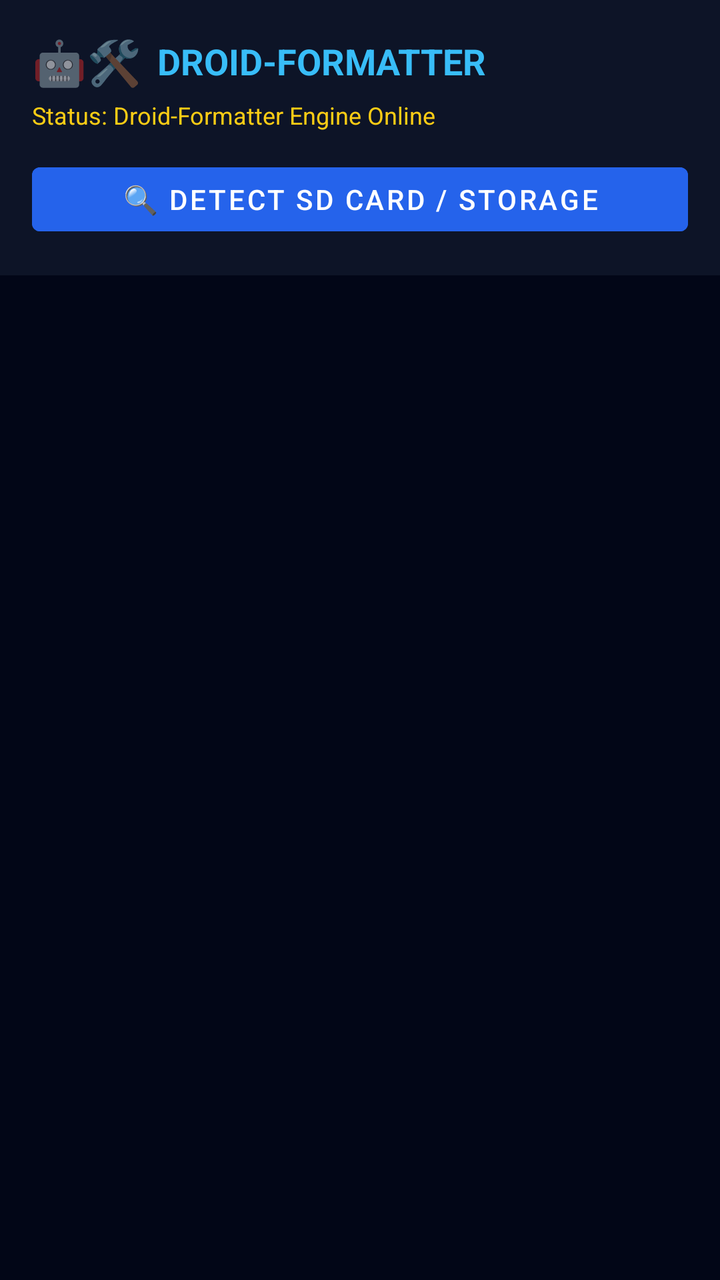
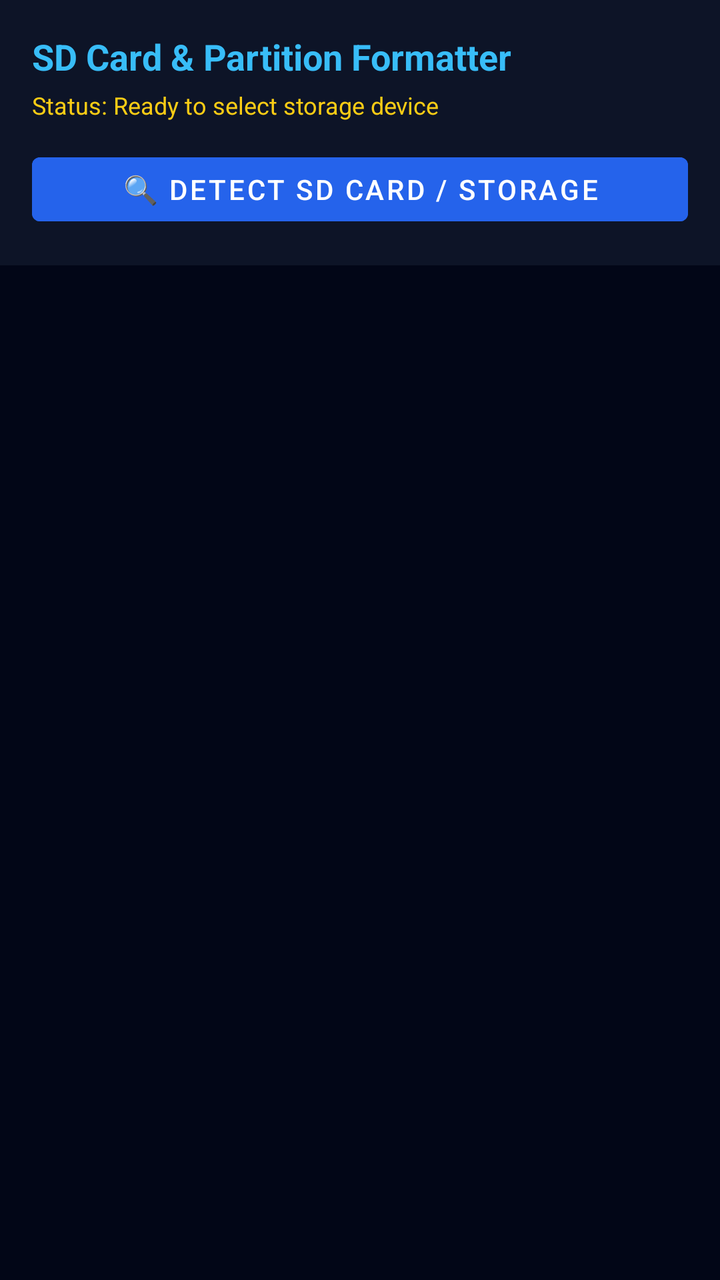

Screens rendered from an Android XML layout before and after an edit, with the pre-edit source and the edit as a unified diff.
<!-- AndroidManifest.xml: application theme Theme.MaterialComponents.DayNight.NoActionBar -->
<!-- res/layout/activity_main.xml -->
<?xml version="1.0" encoding="utf-8"?>
<RelativeLayout xmlns:android="http://schemas.android.com/apk/res/android"
    android:layout_width="match_parent"
    android:layout_height="match_parent"
    android:background="#020617">

    <LinearLayout
        android:layout_width="match_parent"
        android:layout_height="wrap_content"
        android:orientation="vertical"
        android:background="#DD0F172A"
        android:padding="16dp"
        android:layout_alignParentTop="true">

        <LinearLayout
            android:layout_width="match_parent"
            android:layout_height="wrap_content"
            android:orientation="horizontal"
            android:gravity="center_vertical"
            android:layout_marginBottom="4dp">

            <TextView
                android:layout_width="wrap_content"
                android:layout_height="wrap_content"
                android:text="🤖🛠️"
                android:textSize="22sp"
                android:layout_marginEnd="8dp" />

            <TextView
                android:layout_width="wrap_content"
                android:layout_height="wrap_content"
                android:text="DROID-FORMATTER"
                android:textColor="#38BDF8"
                android:textSize="18sp"
                android:textStyle="bold" />
        </LinearLayout>

        <TextView
            android:id="@+id/tvDisplayStatus"
            android:layout_width="wrap_content"
            android:layout_height="wrap_content"
            android:text="Status: Droid-Formatter Engine Online"
            android:textColor="#FACC15"
            android:textSize="12sp"
            android:layout_marginBottom="12dp" />

        <Button
            android:id="@+id/btnDetectStorage"
            android:layout_width="match_parent"
            android:layout_height="44dp"
            android:text="🔍 Detect SD Card / Storage"
            android:textColor="#FFFFFF"
            android:backgroundTint="#2563EB" />
    </LinearLayout>

    <GridLayout
        android:id="@+id/formatGridContainer"
        android:layout_width="match_parent"
        android:layout_height="wrap_content"
        android:layout_centerInParent="true"
        android:alignmentMode="alignMargins"
        android:columnCount="2"
        android:padding="16dp">
    </GridLayout>

</RelativeLayout>
<!-- resources referenced by this layout -->
<resources>

</resources>

<!-- the commit's change to res/layout/activity_main.xml (unified diff, before → after) -->
@@ -12,36 +12,22 @@
         android:padding="16dp"
         android:layout_alignParentTop="true">
 
-        <LinearLayout
-            android:layout_width="match_parent"
+        <TextView
+            android:layout_width="wrap_content"
             android:layout_height="wrap_content"
-            android:orientation="horizontal"
-            android:gravity="center_vertical"
-            android:layout_marginBottom="4dp">
-
-            <TextView
-                android:layout_width="wrap_content"
-                android:layout_height="wrap_content"
-                android:text="🤖🛠️"
-                android:textSize="22sp"
-                android:layout_marginEnd="8dp" />
-
-            <TextView
-                android:layout_width="wrap_content"
-                android:layout_height="wrap_content"
-                android:text="DROID-FORMATTER"
-                android:textColor="#38BDF8"
-                android:textSize="18sp"
-                android:textStyle="bold" />
-        </LinearLayout>
+            android:text="SD Card &amp; Partition Formatter"
+            android:textColor="#38BDF8"
+            android:textSize="18sp"
+            android:textStyle="bold" />
 
         <TextView
             android:id="@+id/tvDisplayStatus"
             android:layout_width="wrap_content"
             android:layout_height="wrap_content"
-            android:text="Status: Droid-Formatter Engine Online"
+            android:text="Status: Ready to select storage device"
             android:textColor="#FACC15"
             android:textSize="12sp"
+            android:layout_marginTop="4dp"
             android:layout_marginBottom="12dp" />
 
         <Button
